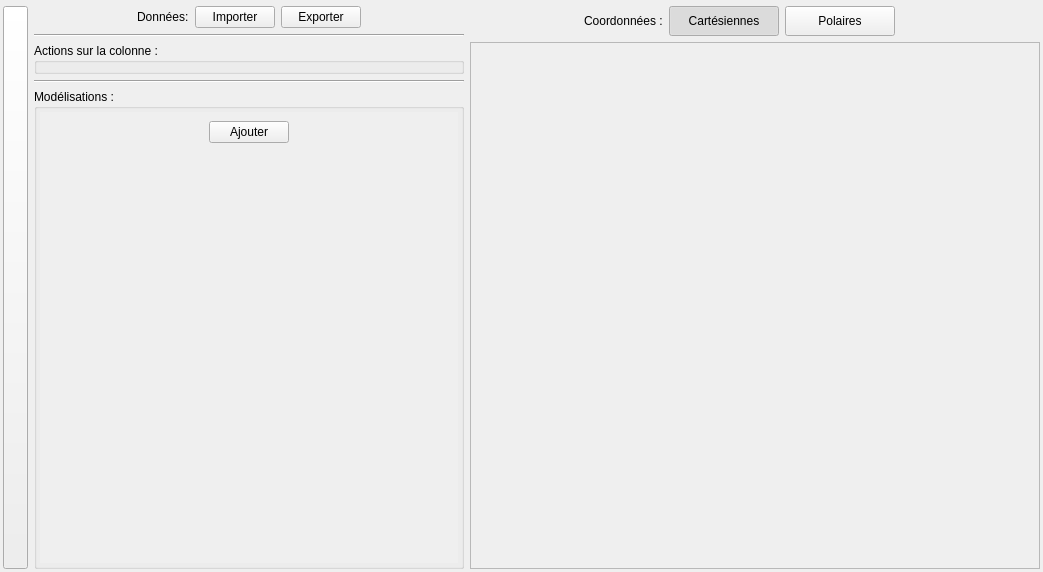
The window that DataPlot/datawindow.ui (AdelKS/ZeGrapher) describes before a commit, drawn with Qt 5.
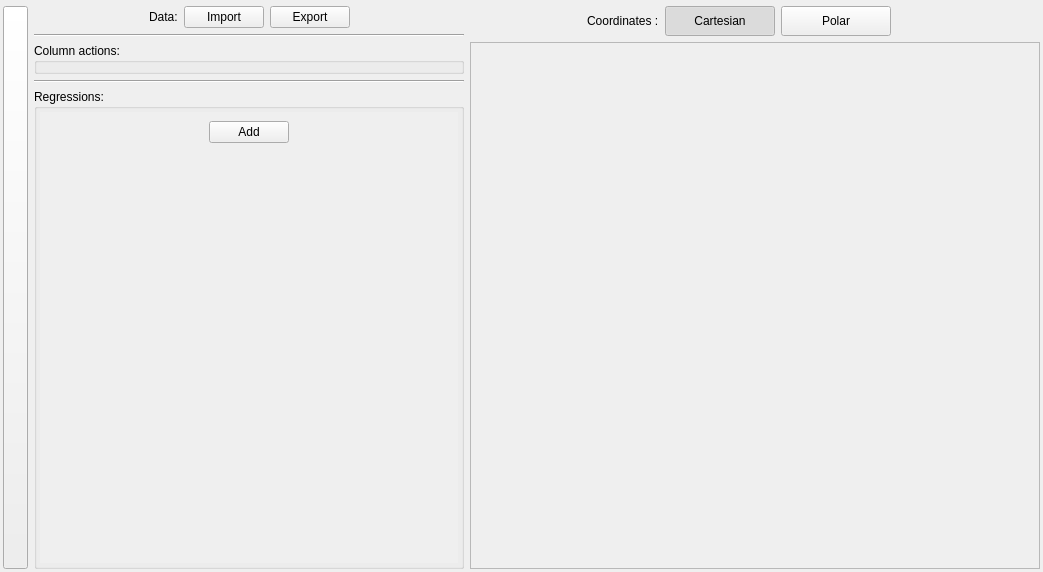
The same window after the commit. Icons and pictures are not drawn.

What changed in the file:
```diff
--- a/DataPlot/datawindow.ui
+++ b/DataPlot/datawindow.ui
@@ -113,21 +113,21 @@
         <item>
          <widget class="QLabel" name="label_2">
           <property name="text">
-           <string>Données:</string>
+           <string>Data:</string>
           </property>
          </widget>
         </item>
         <item>
          <widget class="QPushButton" name="open">
           <property name="text">
-           <string>Importer</string>
+           <string>Import</string>
           </property>
          </widget>
         </item>
         <item>
          <widget class="QPushButton" name="save">
           <property name="text">
-           <string>Exporter</string>
+           <string>Export</string>
           </property>
          </widget>
         </item>
@@ -174,7 +174,7 @@
          </size>
         </property>
         <property name="title">
-         <string>Actions sur la colonne :</string>
+         <string>Column actions:</string>
         </property>
         <property name="flat">
          <bool>false</bool>
@@ -226,7 +226,7 @@
          </size>
         </property>
         <property name="title">
-         <string>Modélisations :</string>
+         <string>Regressions:</string>
         </property>
         <layout class="QVBoxLayout" name="verticalLayout_7">
          <property name="leftMargin">
@@ -308,7 +308,7 @@
                 <item>
                  <widget class="QPushButton" name="addModel">
                   <property name="text">
-                   <string>Ajouter</string>
+                   <string>Add</string>
                   </property>
                  </widget>
                 </item>
@@ -387,7 +387,7 @@
         <item>
          <widget class="QLabel" name="label">
           <property name="text">
-           <string>Coordonnées :</string>
+           <string>Coordinates :</string>
           </property>
          </widget>
         </item>
@@ -406,7 +406,7 @@
            </size>
           </property>
           <property name="text">
-           <string>Cartésiennes</string>
+           <string>Cartesian</string>
           </property>
           <property name="checkable">
            <bool>true</bool>
@@ -437,7 +437,7 @@
            </size>
           </property>
           <property name="text">
-           <string>Polaires</string>
+           <string>Polar</string>
           </property>
           <property name="checkable">
            <bool>true</bool>
```
Left out of the diff: 2 changed lines with no effect on the pictures.
